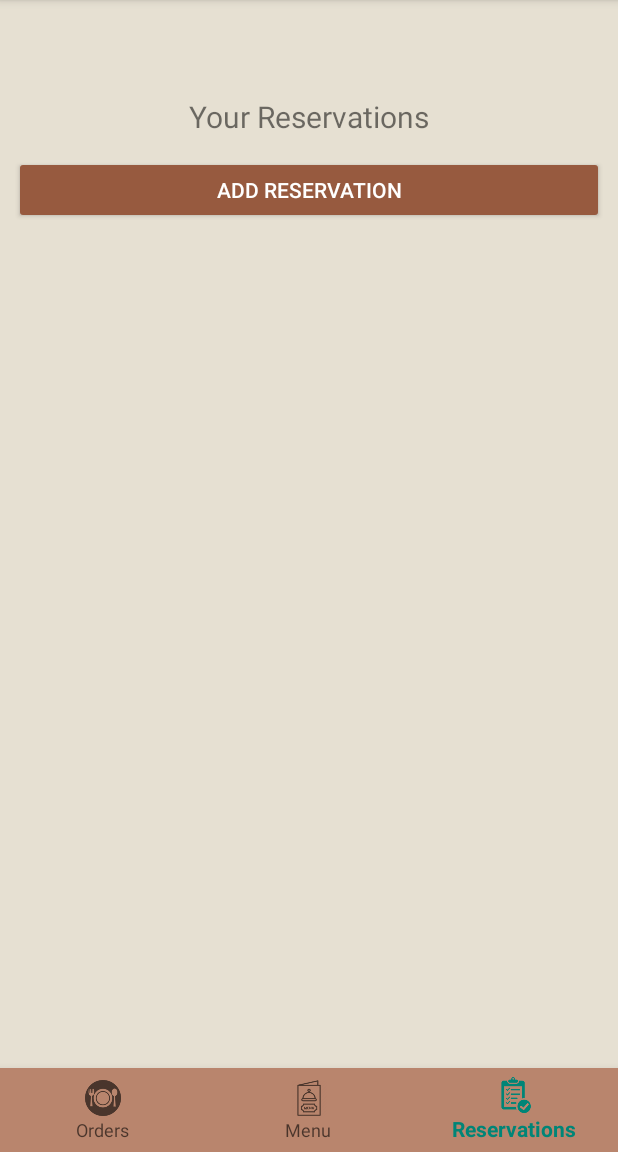
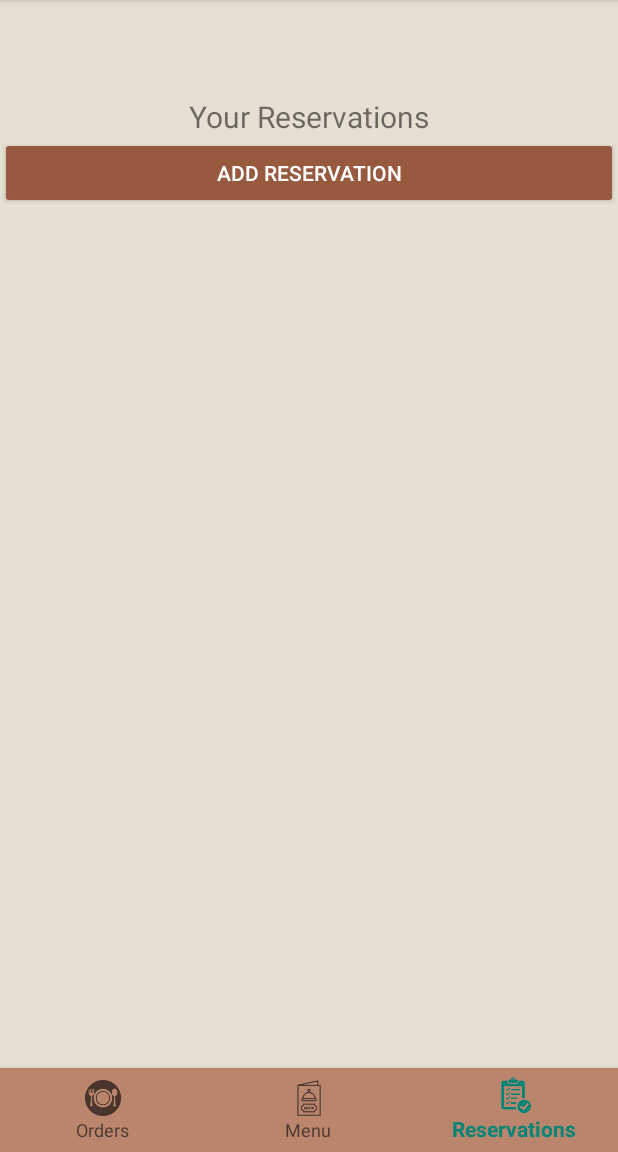
Before and after one commit to AzureMichael/androidProject, an Android app: the ReservationsFragment screen opened through its navigation route, on a phone screen of 412 x 824 dp, the part 84-1236 px from its top. Run offline under Robolectric (Android 15) with nearby library versions, the phone set to English and light mode, and no system bars; our stand-ins replace Firebase (no records; nobody signed in at launch, a user with empty details on screens opened directly), navigation-ui.

Commit message:
Quick fixes in preparation for VSS #2 - Fixed Layout for client reservations.

```diff
--- a/app/src/main/res/layout/fragment_reservations_client.xml
+++ b/app/src/main/res/layout/fragment_reservations_client.xml
@@ -1,5 +1,5 @@
 <?xml version="1.0" encoding="utf-8"?>
-<androidx.constraintlayout.widget.ConstraintLayout xmlns:android="http://schemas.android.com/apk/res/android"
+<RelativeLayout xmlns:android="http://schemas.android.com/apk/res/android"
     xmlns:app="http://schemas.android.com/apk/res-auto"
     xmlns:tools="http://schemas.android.com/tools"
     android:layout_width="match_parent"
@@ -17,31 +17,33 @@
         android:textSize="20sp"
         app:layout_constraintEnd_toEndOf="parent"
         app:layout_constraintStart_toStartOf="parent"
-        app:layout_constraintTop_toTopOf="parent" />
+        app:layout_constraintTop_toTopOf="@id/addReservationButton" />
 
     <Button
         android:id="@+id/addReservationButton"
-        android:layout_width="393dp"
-        android:layout_height="45dp"
+        android:layout_width="match_parent"
+        android:layout_height="wrap_content"
+        android:layout_below="@+id/text_reservations"
+        android:layout_marginTop="0dp"
+        android:backgroundTint="#975A3F"
         android:text="@string/add_reservation"
-        android:backgroundTint="#975A3F"
         android:textColor="#ffffff"
-        app:layout_constraintBottom_toTopOf="@+id/list"
         app:layout_constraintEnd_toEndOf="parent"
         app:layout_constraintHorizontal_bias="0.498"
         app:layout_constraintStart_toStartOf="parent"
-        app:layout_constraintTop_toBottomOf="@+id/text_reservations"
-        app:layout_constraintVertical_bias="0.521" />
+        app:layout_constraintTop_toBottomOf="@+id/text_reservations" />
 
     <ListView
         android:id="@+id/list"
         android:layout_width="match_parent"
         android:layout_height="wrap_content"
-        app:layout_constraintBottom_toBottomOf="parent"
+        android:layout_below="@+id/addReservationButton"
+        android:layout_marginTop="0dp"
         app:layout_constraintEnd_toEndOf="parent"
-        app:layout_constraintHorizontal_bias="0.0"
+        app:layout_constraintHorizontal_bias="0.555"
         app:layout_constraintStart_toStartOf="parent"
-        app:layout_constraintTop_toBottomOf="@+id/text_reservations"
-        app:layout_constraintVertical_bias="0.103" />
+        app:layout_constraintTop_toTopOf="@id/addReservationButton">
 
-</androidx.constraintlayout.widget.ConstraintLayout>
+    </ListView>
+
+</RelativeLayout>
```
